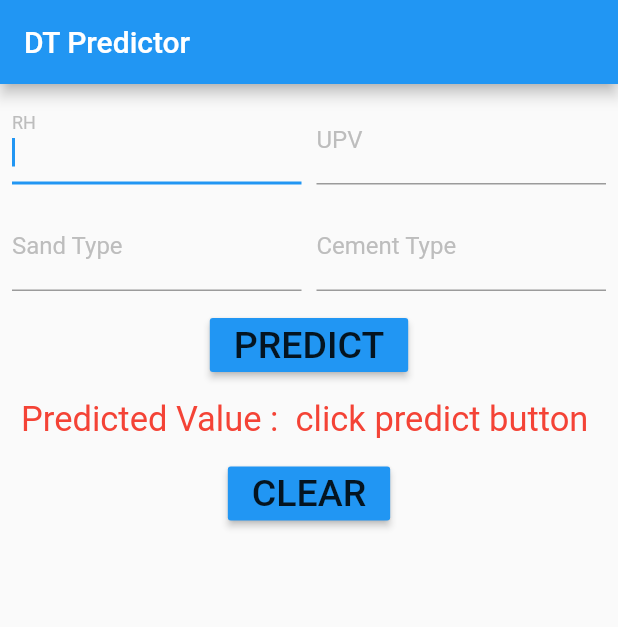
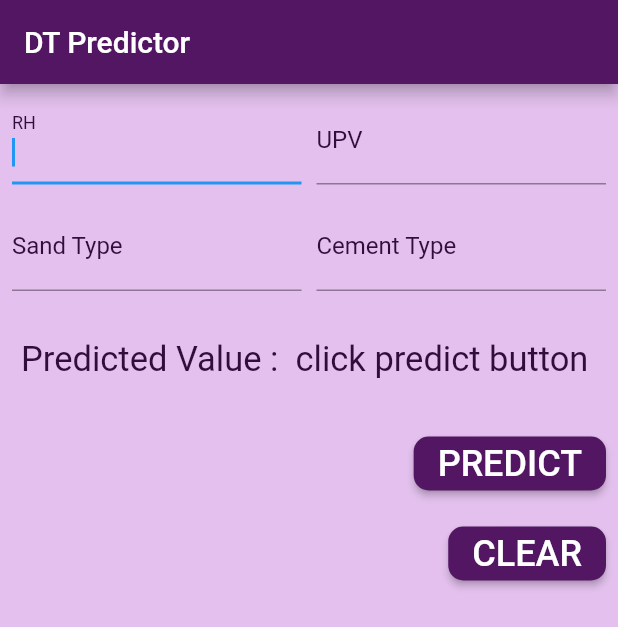
Before and after one commit to ShamodGeevinda/e18-6sp-ML-For-Structural-Health-Monitoring, a Flutter app: the screen it shows after launch, on a phone screen of 412 x 824 dp. Shown: the top 627 px of the screen. Run offline on Flutter 3.47's test engine with Material 2 defaults, Android fonts, the light colour scheme and no system bars; missing offline and left inert: tflite_flutter.

Commit message:
UI changes

```diff
--- a/code/DT Predictor/lib/predModel.dart
+++ b/code/DT Predictor/lib/predModel.dart
@@ -51,7 +51,7 @@ class _PredModelState extends State<PredModel> {
     print(output[0][0]);
 
     this.setState(() {
-      predValue = output[0][0].toStringAsFixed(3).toString();
+      predValue = output[0][0].toStringAsFixed(3).toString() + " Pa";
     });
   }
 
@@ -69,11 +69,12 @@ class _PredModelState extends State<PredModel> {
   @override
   Widget build(BuildContext context) {
     return Scaffold(
+        backgroundColor: const Color(0xffe3c0ed),
         appBar: AppBar(
             title: Text("DT Predictor"),
-          backgroundColor: Colors.blue,
-        ),
-        body: Padding(
+            backgroundColor: const Color(0xff521662)),
+        body: SingleChildScrollView(
+          child: Padding(
             padding: const EdgeInsets.all(8.0),
             child: Center(
               child: Column(
@@ -96,11 +97,13 @@ class _PredModelState extends State<PredModel> {
                           textInputAction: TextInputAction.done,
                           onSubmitted: (value) {
                             // Move the focus to the second TextField when Done is pressed
-                          FocusScope.of(context).requestFocus(_secondFocusNode);
+                            FocusScope.of(context)
+                                .requestFocus(_secondFocusNode);
                           },
                           decoration: InputDecoration(
                               labelText: 'RH',
-                            labelStyle: TextStyle(color: Colors.grey[400])),
+                              labelStyle:
+                                  TextStyle(color: const Color(0xff310d3b))),
                         ),
                       ),
                       SizedBox(width: 10.0),
@@ -119,11 +122,13 @@ class _PredModelState extends State<PredModel> {
                           textInputAction: TextInputAction.done,
                           onSubmitted: (value) {
                             // Move the focus to the second TextField when Done is pressed
-                          FocusScope.of(context).requestFocus(_thirdFocusNode);
+                            FocusScope.of(context)
+                                .requestFocus(_thirdFocusNode);
                           },
                           decoration: InputDecoration(
                               labelText: 'UPV',
-                            labelStyle: TextStyle(color: Colors.grey[400])),
+                              labelStyle:
+                                  TextStyle(color: const Color(0xff310d3b))),
                         ),
                       ),
                     ],
@@ -146,11 +151,13 @@ class _PredModelState extends State<PredModel> {
                           ],
                           onSubmitted: (value) {
                             // Move the focus to the second TextField when Done is pressed
-                          FocusScope.of(context).requestFocus(_fourthFocusNode);
+                            FocusScope.of(context)
+                                .requestFocus(_fourthFocusNode);
                           },
                           decoration: InputDecoration(
                               labelText: 'Sand Type',
-                            labelStyle: TextStyle(color: Colors.grey[400])),
+                              labelStyle:
+                                  TextStyle(color: const Color(0xff310d3b))),
                         ),
                       ),
                       SizedBox(width: 10.0),
@@ -179,17 +186,30 @@ class _PredModelState extends State<PredModel> {
                           },
                           decoration: InputDecoration(
                               labelText: 'Cement Type',
-                            labelStyle: TextStyle(color: Colors.grey[400])),
+                              labelStyle:
+                                  TextStyle(color: const Color(0xff310d3b))),
                         ),
                       ),
                     ],
                   ),
-                SizedBox(height: 12.0),
-                MaterialButton(
-                    color: Colors.blue,
+                  SizedBox(height: 32),
+                  Text(
+                    "Predicted Value :  $predValue ",
+                    style:
+                        TextStyle(color: const Color(0xff310d3b), fontSize: 23),
+                  ),
+                  SizedBox(height: 32.0),
+                  Align(
+                    alignment: Alignment.topRight,
+                    child: MaterialButton(
+                        color: Color(0xff521662),
+                        shape: RoundedRectangleBorder(
+                          borderRadius: BorderRadius.circular(
+                              10.0), // Adjust the radius as needed
+                        ),
                         child: Text(
                           "PREDICT",
-                      style: TextStyle(fontSize: 25),
+                          style: TextStyle(fontSize: 24, color: Colors.white),
                         ),
                         onPressed: () {
                           double val;
@@ -201,17 +221,19 @@ class _PredModelState extends State<PredModel> {
                           }
                           predData(val);
                         }),
-                SizedBox(height: 12),
-                Text(
-                  "Predicted Value :  $predValue ",
-                  style: TextStyle(color: Colors.red, fontSize: 23),
                   ),
                   SizedBox(height: 12),
-                MaterialButton(
-                    color: Colors.blue,
+                  Align(
+                    alignment: Alignment.topRight,
+                    child: MaterialButton(
+                        color: Color(0xff521662),
+                        shape: RoundedRectangleBorder(
+                          borderRadius: BorderRadius.circular(
+                              10.0), // Adjust the radius as needed
+                        ),
                         child: Text(
                           "CLEAR",
-                      style: TextStyle(fontSize: 25),
+                          style: TextStyle(fontSize: 24, color: Colors.white),
                         ),
                         onPressed: () {
                           // initState();
@@ -220,10 +242,12 @@ class _PredModelState extends State<PredModel> {
                           _STypeController.clear();
                           _CTypeController.clear();
                           setState(() {
-                        predValue = "click predict button";
+                            predValue = "";
                           });
                         }),
+                  ),
                 ],
+              ),
             ),
           ),
         ));
```
Lines whose indentation alone changed are shown as unchanged.
